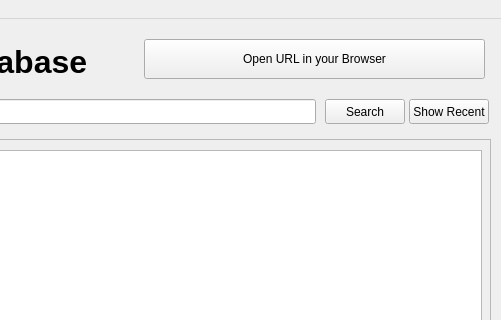
The window that ui/aradomain.ui (berndhs/arado) describes before a commit, drawn with Qt 5; both pictures show x 425 to 926 and y 0 to 320 of the 926 by 556 pixel window.
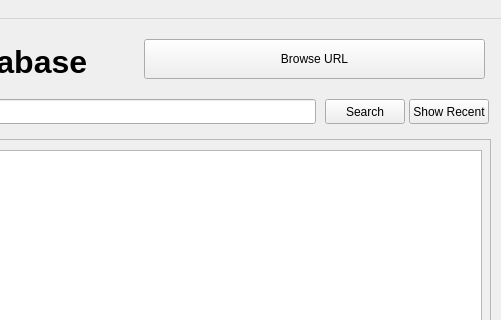
The same window after the commit. Icons and pictures are not drawn.

Commit message: uncommented about message window. tooltip update for add url button (the logo button)

```diff
--- a/ui/aradomain.ui
+++ b/ui/aradomain.ui
@@ -398,7 +398,7 @@
      <string>Open the marked URL in the browser.</string>
     </property>
     <property name="text">
-     <string>Open URL in your Browser</string>
+     <string>Browse URL</string>
     </property>
    </widget>
    <widget class="QLabel" name="labelmyport">
```
Left out of the diff: 2 changed lines with no effect on the pictures. The commit also changes 3 other files.
